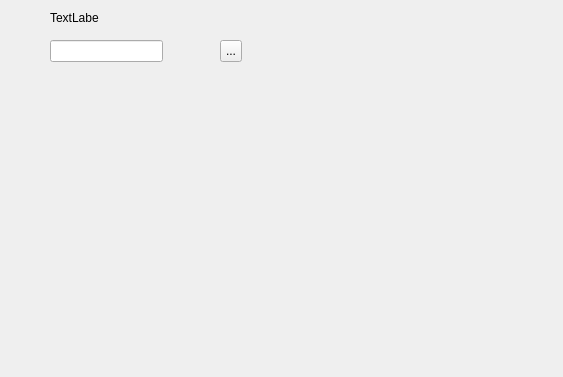
Before: the Qt Designer form qrastr/qrastr/formsettingsonloadfiles.ui in RastrW/samples, drawn with Qt 5.
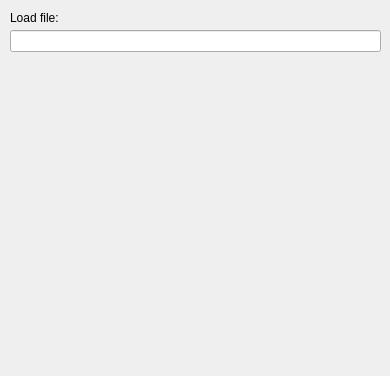
After: the same form once the commit is applied.

```diff
--- a/qrastr/qrastr/formsettingsonloadfiles.ui
+++ b/qrastr/qrastr/formsettingsonloadfiles.ui
@@ -6,32 +6,19 @@
    <rect>
     <x>0</x>
     <y>0</y>
-    <width>563</width>
-    <height>377</height>
+    <width>390</width>
+    <height>376</height>
    </rect>
   </property>
   <property name="windowTitle">
    <string>Form</string>
   </property>
-  <widget class="QToolButton" name="toolButton">
+  <widget class="QLineEdit" name="lePathToLoadFile">
    <property name="geometry">
     <rect>
-     <x>220</x>
-     <y>40</y>
-     <width>22</width>
-     <height>22</height>
-    </rect>
-   </property>
-   <property name="text">
-    <string>...</string>
-   </property>
-  </widget>
-  <widget class="QLineEdit" name="lineEdit">
-   <property name="geometry">
-    <rect>
-     <x>50</x>
-     <y>40</y>
-     <width>113</width>
+     <x>10</x>
+     <y>30</y>
+     <width>371</width>
      <height>22</height>
     </rect>
    </property>
@@ -39,14 +26,14 @@
   <widget class="QLabel" name="label">
    <property name="geometry">
     <rect>
-     <x>50</x>
+     <x>10</x>
      <y>10</y>
      <width>49</width>
      <height>16</height>
     </rect>
    </property>
    <property name="text">
-    <string>TextLabel</string>
+    <string>Load file:</string>
    </property>
   </widget>
  </widget>
```
